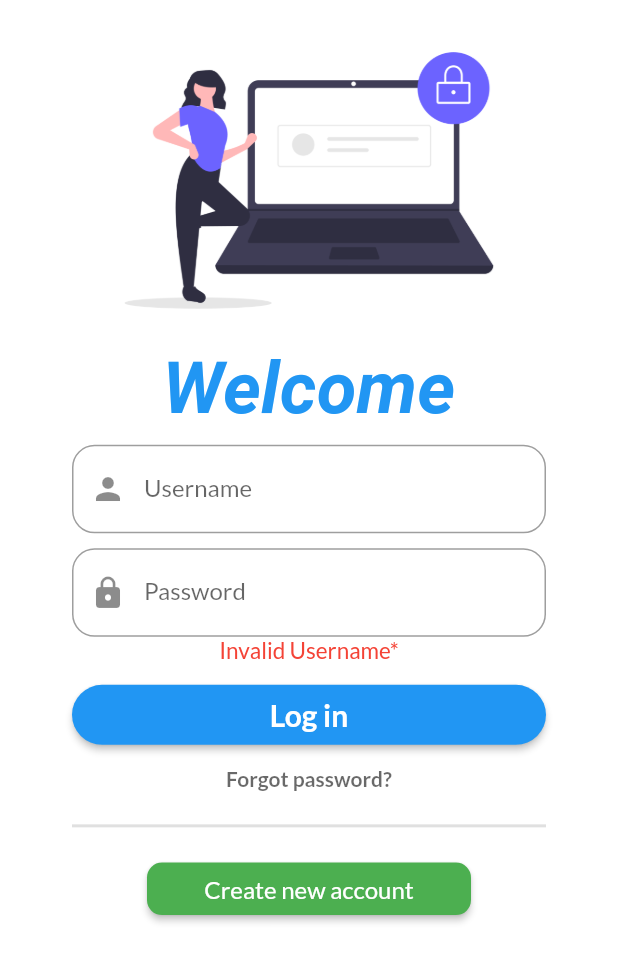
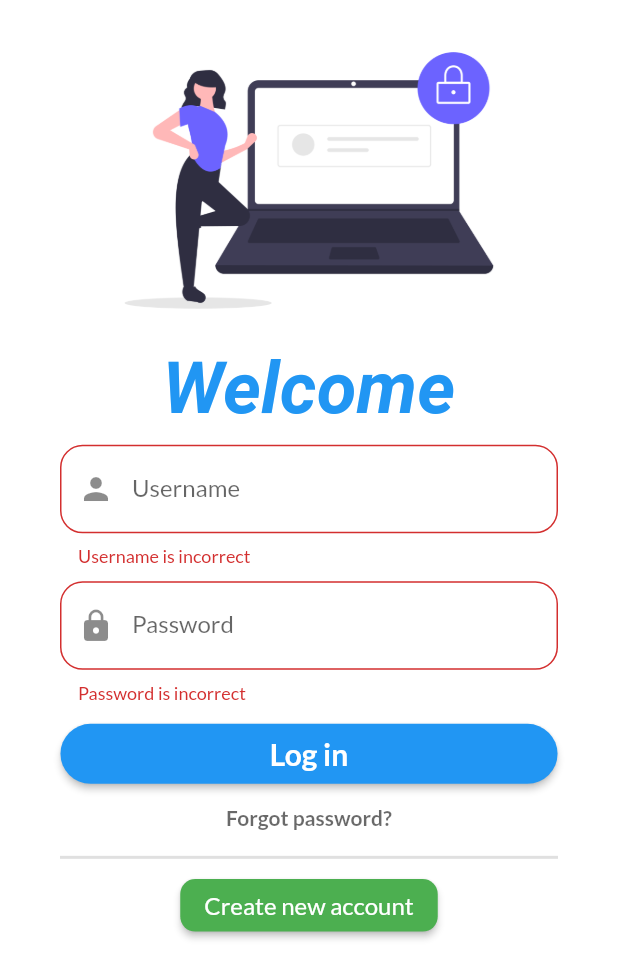
Before and after one commit to manjilkoirala/30DaysOfFlutter, a Flutter app: the Login screen opened by its route, after a tap on "Log in", on a phone screen of 412 x 824 dp. Shown: the top 979 px of the screen. Run offline on Flutter 3.47's test engine with Material 2 defaults, Android fonts, the phone set to English and light mode, and no system bars; our stand-ins replace google_fonts; network calls fail; Roboto replaces fonts that are missing (Sacramento).

Commit message:
Day 12 edit

```diff
--- a/lib/pages/login.dart
+++ b/lib/pages/login.dart
@@ -13,27 +13,29 @@ class Login extends StatefulWidget {
 class _LoginState extends State<Login> {
   String name = "";
   String pass = "";
-  String invalid = "";
+  final _formkey = GlobalKey<FormState>();
+
+  moveToHome(BuildContext context) {
+    if (_formkey.currentState!.validate()) {
+      Navigator.pushNamed(context, MyRoutes.homeRoutes);
+    }
+  }
 
   @override
   Widget build(BuildContext context) {
     return Material(
       color: Colors.white,
-      child: Padding(
-        padding: const EdgeInsets.fromLTRB(8, 0, 8, 0),
-        child: ListView(
-          children: <Widget>[
+      child: SingleChildScrollView(
+        child: Column(
+          children: [
             SizedBox(
               height: 10,
             ),
-            Center(
-              child: Image.asset(
+            Image.asset(
               'img/login.png',
               width: 320,
             ),
-            ),
-            Center(
-              child: Text(
+            Text(
               'Welcome',
               style: GoogleFonts.sacramento(
                   fontSize: 48,
@@ -41,29 +43,38 @@ class _LoginState extends State<Login> {
                   fontStyle: FontStyle.italic,
                   color: Colors.blue),
             ),
-            ),
-            Padding(
-              padding: const EdgeInsets.fromLTRB(40, 10, 40, 0),
-              child: Center(
-                child: TextField(
-                  onChanged: (value) {
-                    name = value;
+            Form(
+                key: _formkey,
+                child: Padding(
+                  padding: const EdgeInsets.fromLTRB(40, 10, 40, 10),
+                  child: Column(
+                    children: [
+                      TextFormField(
+                        validator: (value) {
+                          if (value != "Manjil") {
+                            return "Username is incorrect";
+                          } else {
+                            return null;
+                          }
                         },
                         decoration: InputDecoration(
                           border: OutlineInputBorder(
                               borderRadius: BorderRadius.circular(15)),
                           prefixIcon: Icon(Icons.person),
+                          hintText: 'Enter your username',
                           labelText: 'Username',
                         ),
                       ),
+                      SizedBox(
+                        height: 10,
                       ),
-            ),
-            Padding(
-              padding: const EdgeInsets.fromLTRB(40, 10, 40, 0),
-              child: Center(
-                child: TextField(
-                  onChanged: (value) {
-                    pass = value;
+                      TextFormField(
+                        validator: (value) {
+                          if (value != "Koirala") {
+                            return "Password is incorrect";
+                          } else {
+                            return null;
+                          }
                         },
                         autocorrect: false,
                         obscureText: true,
@@ -72,46 +83,32 @@ class _LoginState extends State<Login> {
                           prefixIcon: Icon(Icons.lock),
                           border: OutlineInputBorder(
                               borderRadius: BorderRadius.circular(15)),
+                          hintText: 'Enter your password',
                           labelText: 'Password',
                         ),
                       ),
+                      SizedBox(
+                        height: 10,
                       ),
-            ),
-            Center(
-              child: Text(
-                invalid,
-                style: TextStyle(
-                  color: Colors.red,
-                  fontSize: 15,
-                ),
-              ),
-            ),
-            Padding(
-              padding: const EdgeInsets.fromLTRB(40, 10, 40, 0),
-              child: ElevatedButton(
+                      ElevatedButton(
                         style: ElevatedButton.styleFrom(
-                  minimumSize: Size(0, 40),
+                          minimumSize: Size(331.4, 40),
                           shape: RoundedRectangleBorder(
                               //to set border radius to button
                               borderRadius: BorderRadius.circular(20)),
                         ),
                         onPressed: () {
-                  if (name == "Manjil" && pass == "Koirala") {
-                    Navigator.pushNamed(context, MyRoutes.homeRoutes);
-                  } else {
-                    invalid = "Invalid Username*";
-                    setState(() {});
-                  }
+                          moveToHome(context);
                         },
                         child: Text(
                           'Log in',
-                  style: TextStyle(fontSize: 20, fontWeight: FontWeight.bold),
+                          style: TextStyle(
+                              fontSize: 20, fontWeight: FontWeight.bold),
                         ),
                       ),
+                    ],
                   ),
-            SizedBox(
-              height: 10,
-            ),
+                )),
             Center(
                 child: Text(
               'Forgot password?',
@@ -119,11 +116,8 @@ class _LoginState extends State<Login> {
                   color: Color.fromARGB(150, 0, 0, 0),
                   fontWeight: FontWeight.bold),
             )),
-            SizedBox(
-              height: 5,
-            ),
             Padding(
-              padding: const EdgeInsets.fromLTRB(40, 10, 40, 10),
+              padding: const EdgeInsets.fromLTRB(40, 10, 40, 0),
               child: Divider(
                 thickness: 2,
               ),
```
Lines whose indentation alone changed are shown as unchanged.
